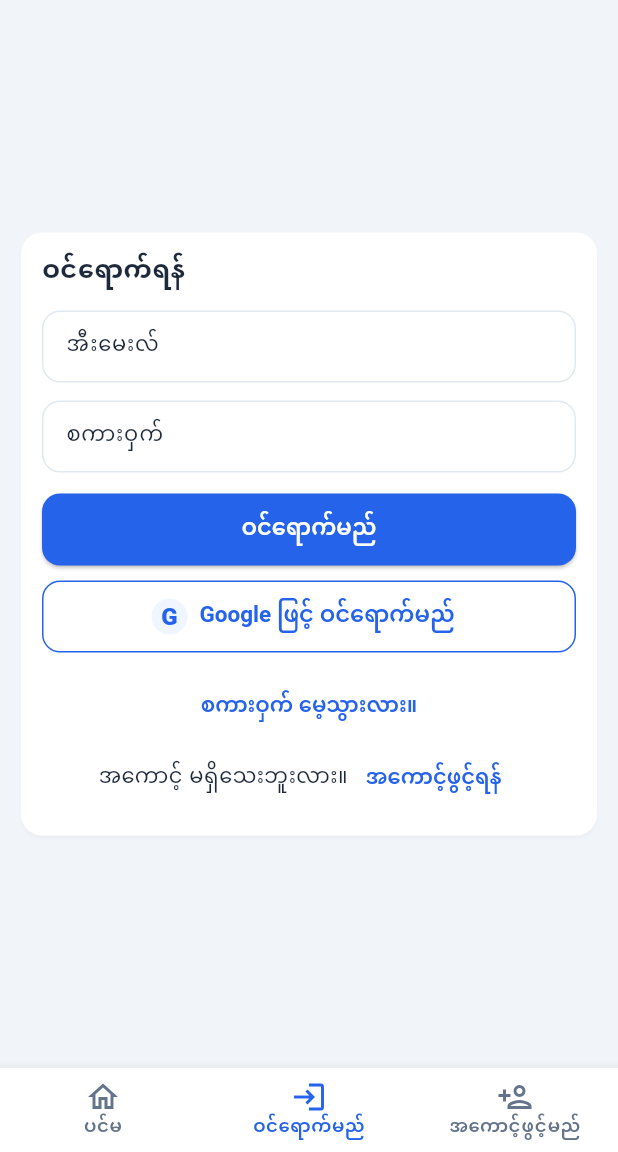
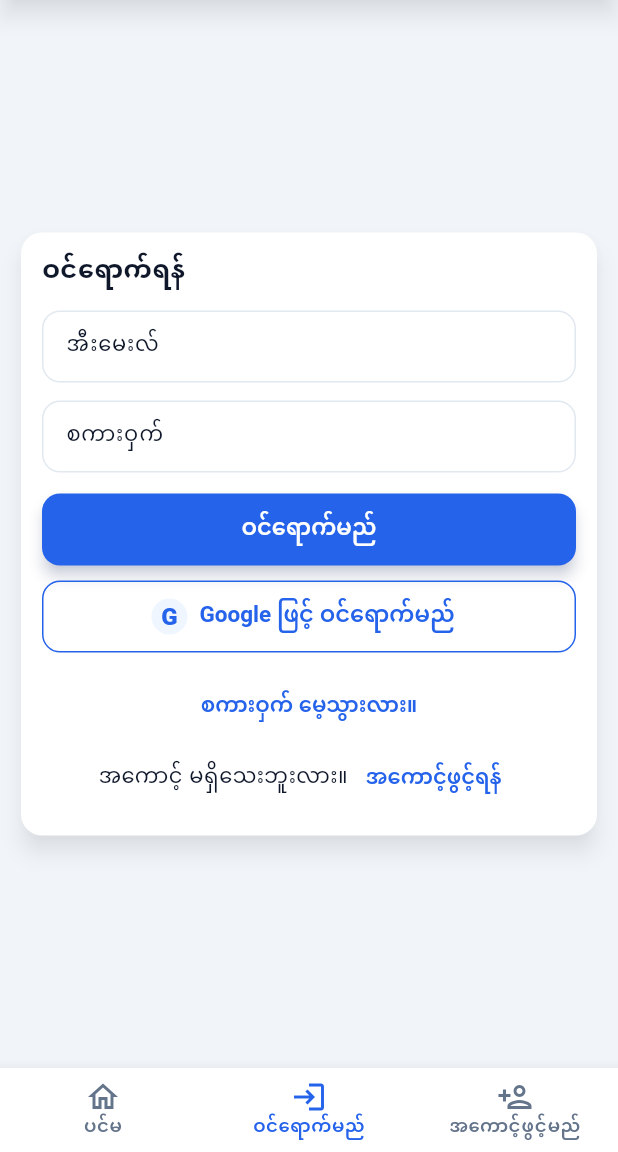
Before and after one commit to Testme6464/exchange-app, a Flutter app: the screen it shows after launch, after a tap on "အော်ဒါတင်ရန် ဝင်ရောက်ပါ", on a phone screen of 412 x 824 dp, the part 84-1236 px from its top. Run offline on Flutter 3.47's test engine with Material 3 defaults, Android fonts, the phone set to English and light mode, and no system bars; our stand-ins replace flutter_svg, google_sign_in, image_picker, supabase_flutter; accounts and stored records are empty; statements that could not run were skipped.

Commit message:
3D black/white/blue theme (v1.0.3)

```diff
--- a/lib/theme.dart
+++ b/lib/theme.dart
@@ -1,7 +1,12 @@
-// Blue + amber theme, copied from the website's css/style.css.
+// Black + white + blue theme, copied from the website's css/style.css.
 // NO green is used as a primary or status color (owner preference).
-// Completed orders use dark blue, pending uses amber, rejected /
-// cancelled use red — exactly like the website's status pills.
+// Only black, white and blue are used anywhere: amber and red were
+// removed 2026-11-19 at the owner's request. Errors and destructive
+// actions use black (ink); the shop fee accent is blue.
+// 3D depth comes from layered elevation + shadows, not from color.
+// Completed orders use dark blue, pending uses light blue, reviewing
+// uses solid blue, rejected / cancelled use black — exactly like the
+// website's status pills.
 
 import 'package:flutter/material.dart';
 
@@ -13,18 +18,13 @@ class AppColors {
   static const Color blueDarker = Color(0xFF1E3A8A);
   static const Color blueLight = Color(0xFFDBEAFE);
   static const Color bluePale = Color(0xFFEFF6FF);
-  static const Color amber = Color(0xFFF59E0B);
-  static const Color amberDark = Color(0xFFB45309);
-  static const Color amberPale = Color(0xFFFEF3C7);
-  static const Color red = Color(0xFFDC2626);
-  static const Color redPale = Color(0xFFFEE2E2);
-  static const Color ink = Color(0xFF1E293B);
+  static const Color ink = Color(0xFF0F172A);
   static const Color muted = Color(0xFF64748B);
   static const Color line = Color(0xFFE2E8F0);
   static const Color bg = Color(0xFFF1F5F9);
   static const Color card = Colors.white;
   static const Color telegram = Color(0xFF229ED9);
-  static const Color viber = Color(0xFF665CAC);
+  static const Color viber = blueDark;
 }
 
 /// Status pill colors, mirroring .pill--* in css/style.css.
@@ -32,14 +32,14 @@ class AppColors {
 ({Color bg, Color fg}) statusPillColors(String status) {
   switch (status) {
     case 'pending':
-      return (bg: AppColors.amberPale, fg: AppColors.amberDark);
+      return (bg: AppColors.blueLight, fg: AppColors.blueDark);
     case 'reviewing':
-      return (bg: AppColors.blueLight, fg: AppColors.blueDark);
+      return (bg: AppColors.blue, fg: Colors.white);
     case 'completed':
       return (bg: AppColors.blueDark, fg: Colors.white);
     case 'rejected':
     case 'cancelled':
-      return (bg: AppColors.redPale, fg: AppColors.red);
+      return (bg: AppColors.ink, fg: Colors.white);
     default:
       return (bg: AppColors.bluePale, fg: AppColors.blueDark);
   }
@@ -54,15 +54,16 @@ ThemeData buildTheme() {
     colorScheme: const ColorScheme.light(
       primary: AppColors.blue,
       onPrimary: Colors.white,
-      secondary: AppColors.amber,
+      secondary: AppColors.blueDark,
       surface: AppColors.card,
       onSurface: AppColors.ink,
-      error: AppColors.red,
+      error: AppColors.ink,
     ),
     appBarTheme: const AppBarTheme(
       backgroundColor: AppColors.blue,
       foregroundColor: Colors.white,
-      elevation: 0,
+      elevation: 6,
+      shadowColor: Color(0x400F172A),
       centerTitle: false,
       titleTextStyle: TextStyle(
         fontFamily: 'NotoSansMyanmar',
@@ -73,8 +74,10 @@ ThemeData buildTheme() {
     ),
     cardTheme: const CardThemeData(
       color: AppColors.card,
-      elevation: 1,
-      shadowColor: Color(0x140F172A),
+      // 3D depth: a raised card with a soft key shadow, no tint.
+      elevation: 6,
+      shadowColor: Color(0x400F172A),
+      surfaceTintColor: Colors.transparent,
       shape: RoundedRectangleBorder(borderRadius: radius),
       margin: EdgeInsets.zero,
     ),
@@ -82,6 +85,9 @@ ThemeData buildTheme() {
       style: ElevatedButton.styleFrom(
         backgroundColor: AppColors.blue,
         foregroundColor: Colors.white,
+        // 3D depth: raised button with a blue key shadow.
+        elevation: 4,
+        shadowColor: Color(0x661E3A8A),
         // Finite width: Size.fromHeight (infinite width) breaks buttons
         // laid out inside Rows — in v1.0.0 it squeezed the profile
         // receiver text to one character per line.
@@ -140,7 +146,7 @@ ThemeData buildTheme() {
       ),
       errorBorder: OutlineInputBorder(
         borderRadius: BorderRadius.circular(12),
-        borderSide: const BorderSide(color: AppColors.red),
+        borderSide: const BorderSide(color: AppColors.ink, width: 2),
       ),
       labelStyle: const TextStyle(color: AppColors.ink, fontSize: 14),
       hintStyle: const TextStyle(color: AppColors.muted, fontSize: 14),
@@ -165,9 +171,12 @@ ThemeData buildTheme() {
         borderRadius: BorderRadius.circular(999),
       ),
       padding: const EdgeInsets.symmetric(horizontal: 10, vertical: 6),
+      elevation: 2,
+      shadowColor: const Color(0x1F0F172A),
     ),
     bottomNavigationBarTheme: const BottomNavigationBarThemeData(
       backgroundColor: Colors.white,
+      elevation: 8,
       selectedItemColor: AppColors.blue,
       unselectedItemColor: AppColors.muted,
       selectedLabelStyle: TextStyle(
--- a/lib/widgets.dart
+++ b/lib/widgets.dart
@@ -97,7 +97,8 @@ class CardTitle extends StatelessWidget {
   }
 }
 
-/// Red inline error line under a form (empty when [text] is empty).
+/// Black inline error line under a form (empty when [text] is empty).
+/// Errors use black in this palette — no red anywhere.
 class FieldError extends StatelessWidget {
   const FieldError(this.text, {super.key});
 
@@ -110,7 +111,11 @@ class FieldError extends StatelessWidget {
       padding: const EdgeInsets.only(top: 8),
       child: Text(
         text,
-        style: const TextStyle(color: AppColors.red, fontSize: 13),
+        style: const TextStyle(
+          color: AppColors.ink,
+          fontSize: 13,
+          fontWeight: FontWeight.w700,
+        ),
       ),
     );
   }
@@ -168,7 +173,11 @@ class ErrorView extends StatelessWidget {
             Text(
               message,
               textAlign: TextAlign.center,
-              style: const TextStyle(color: AppColors.red, fontSize: 14),
+              style: const TextStyle(
+                color: AppColors.ink,
+                fontSize: 14,
+                fontWeight: FontWeight.w700,
+              ),
             ),
             if (onRetry != null) ...[
               const SizedBox(height: 12),
@@ -318,7 +327,7 @@ void showSnack(BuildContext context, String message, {bool isError = false}) {
   ScaffoldMessenger.of(context).showSnackBar(
     SnackBar(
       content: Text(message),
-      backgroundColor: isError ? AppColors.red : AppColors.ink,
+      backgroundColor: AppColors.ink,
     ),
   );
 }
@@ -349,7 +358,7 @@ Future<bool> showConfirm(
         ),
         ElevatedButton(
           style: danger
-              ? ElevatedButton.styleFrom(backgroundColor: AppColors.red)
+              ? ElevatedButton.styleFrom(backgroundColor: AppColors.ink)
               : null,
           onPressed: () => Navigator.of(ctx).pop(true),
           child: Text(confirmLabel ?? s('dialogConfirm')),
```
